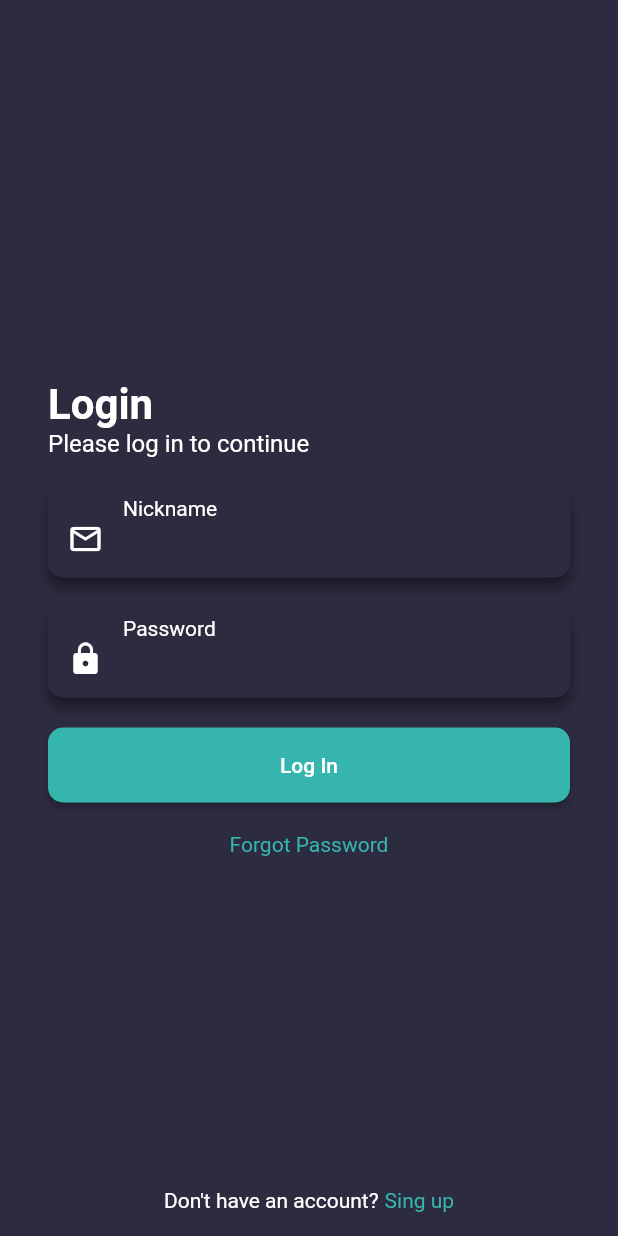
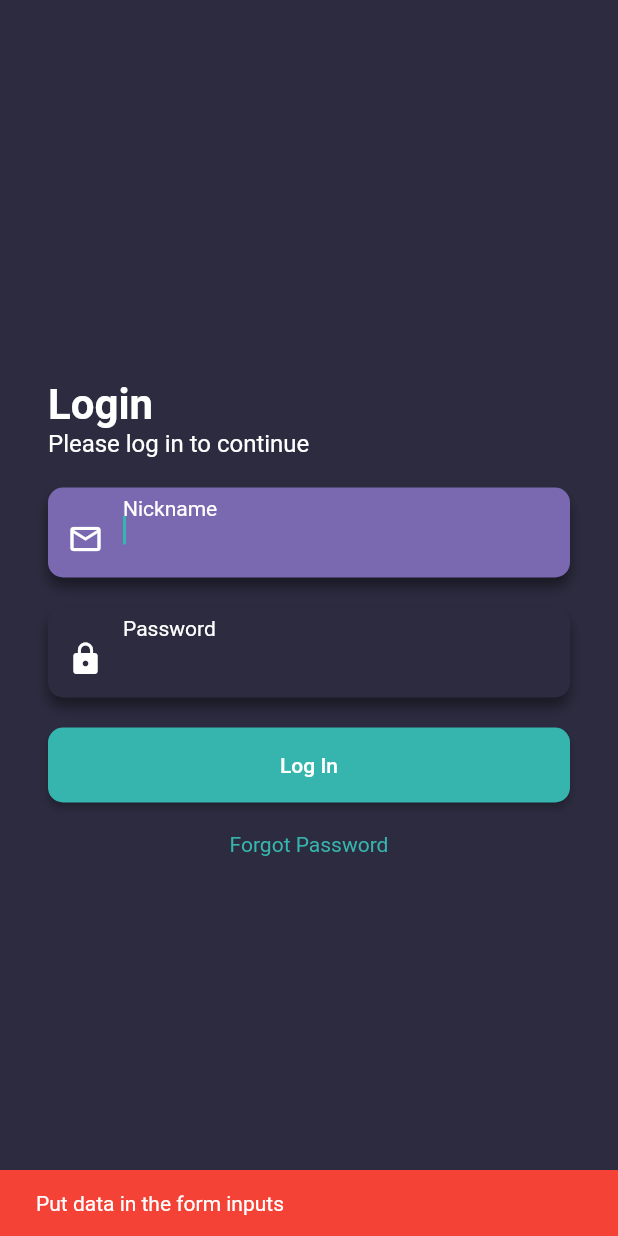
Before and after one commit to bigjor/flutter_login, a Flutter app: the screen it shows after launch, after a tap on "Log In", on a phone screen of 412 x 824 dp. Run offline on Flutter 3.47's test engine with Material 2 defaults, Android fonts, the phone set to English and light mode, and no system bars.

Commit message:
jordan -> componentes añadidos para login

```diff
--- /dev/null
+++ b/lib/components/UIButton.dart
@@ -0,0 +1,31 @@
+import 'package:flutter/material.dart';
+import 'package:login/styles/styles.dart';
+
+class UIButton extends StatefulWidget {
+  final String? label;
+  final VoidCallback? action;
+  const UIButton({Key? key, this.label, this.action}) : super(key: key);
+
+  @override
+  _UIButtonState createState() => _UIButtonState();
+}
+
+class _UIButtonState extends State<UIButton> {
+  @override
+  Widget build(BuildContext context) {
+    return Container(
+      child: ElevatedButton(
+        style: AppStyle.kButtonStyle,
+        onPressed: widget.action != null
+            ? widget.action!
+            : () => print("action not implemented"),
+        child: Text(
+          widget.label ?? '',
+          style: TextStyle(
+            color: Colors.white,
+          ),
+        ),
+      ),
+    );
+  }
+}
--- /dev/null
+++ b/lib/components/UIField.dart
@@ -0,0 +1,108 @@
+import 'package:flutter/material.dart';
+import '../styles/styles.dart';
+
+class UIField extends StatefulWidget {
+  final String? label;
+  final IconData? icon;
+  final TextEditingController? controller;
+  final FocusNode? focus;
+  final VoidCallback unfocus;
+  final bool? isPassword;
+
+  const UIField(
+      {Key? key,
+      this.label = "",
+      this.icon,
+      this.controller,
+      this.focus,
+      required this.unfocus,
+      this.isPassword = false})
+      : super(key: key);
+
+  @override
+  _UIFieldState createState() => _UIFieldState();
+}
+
+class _UIFieldState extends State<UIField> {
+  /* -------------------------------------------------------------------------- */
+  /*                                   METHODS                                  */
+  /* -------------------------------------------------------------------------- */
+  void activate() => setState(() {
+        widget.unfocus();
+        if (widget.focus != null) widget.focus!.requestFocus();
+      });
+
+  /* -------------------------------------------------------------------------- */
+  /*                                   BUILDS                                   */
+  /* -------------------------------------------------------------------------- */
+  @override
+  Widget build(BuildContext context) {
+    return GestureDetector(
+      onTap: activate,
+      child: Container(
+        alignment: Alignment.bottomLeft,
+        padding: const EdgeInsets.symmetric(vertical: 6.0),
+        decoration: widget.focus != null && widget.focus!.hasFocus
+            ? AppStyle.kBoxDecorationStyleInputActive
+            : AppStyle.kBoxDecorationStyleInput,
+        height: 60.0,
+        child: Column(
+          children: [
+            Row(
+              mainAxisAlignment: MainAxisAlignment.start,
+              crossAxisAlignment: CrossAxisAlignment.end,
+              children: [
+                const SizedBox(width: 50.0),
+                _buildLabel(),
+              ],
+            ),
+            Row(
+              crossAxisAlignment: CrossAxisAlignment.center,
+              children: [
+                _buildIcon(),
+                _buildField(),
+              ],
+            ),
+          ],
+        ),
+      ),
+    );
+  }
+
+  Widget _buildLabel() => Container(
+        child: Text(
+          widget.label ?? '',
+          style: const TextStyle(color: Colors.white),
+        ),
+      );
+
+  Widget _buildIcon() => Container(
+        width: 50.0,
+        child: Icon(
+          widget.icon!,
+          color: Colors.white,
+        ),
+      );
+
+  Widget _buildField() => Expanded(
+          child: Container(
+        height: 15.0,
+        child: TextFormField(
+          cursorColor: AppStyle.accent,
+          keyboardType: TextInputType.text,
+          obscureText: widget.isPassword ?? false,
+          style: const TextStyle(
+            color: Colors.white,
+            fontFamily: 'OpenSans',
+          ),
+          // decoration: BoxDecoration(),
+          decoration: InputDecoration(
+            border: InputBorder.none,
+          ),
+          onTap: activate,
+          onChanged: (String token) => {},
+          controller: widget.controller,
+          focusNode: widget.focus,
+        ),
+      ));
+}
--- /dev/null
+++ b/lib/components/UIHeader.dart
@@ -0,0 +1,36 @@
+import 'package:flutter/material.dart';
+
+class UIHeader extends StatelessWidget {
+  final String? title;
+  final String? description;
+  const UIHeader({Key? key, this.title, this.description}) : super(key: key);
+
+  @override
+  Widget build(BuildContext context) {
+    return Column(
+      mainAxisAlignment: MainAxisAlignment.start,
+      crossAxisAlignment: CrossAxisAlignment.start,
+      children: [
+        if (title != null) ...[
+          Text(
+            title!,
+            style: const TextStyle(
+              color: Colors.white,
+              fontSize: 28.0,
+              fontWeight: FontWeight.bold,
+            ),
+          )
+        ],
+        if (description != null) ...[
+          Text(
+            description!,
+            style: const TextStyle(
+              color: Colors.white,
+              fontSize: 16.0,
+            ),
+          ),
+        ],
+      ],
+    );
+  }
+}
--- a/lib/main.dart
+++ b/lib/main.dart
@@ -1,4 +1,4 @@
-import './views/login.dart';
+import 'package:login/router/router.dart';
 import 'package:flutter/material.dart';
 
 void main() {
@@ -11,10 +11,21 @@ class MyApp extends StatelessWidget {
   @override
   Widget build(BuildContext context) {
     return MaterialApp(
-        title: 'Flutter Demo',
-        theme: ThemeData(
-          primarySwatch: Colors.blue,
-        ),
-        home: const LoginPage());
+      title: 'Flutter Demo',
+      theme: ThemeData(
+        primarySwatch: Colors.blue,
+      ),
+      debugShowCheckedModeBanner: false,
+      initialRoute: '/',
+      onGenerateRoute: RouteGenerator.generateRoute,
+      // routes: <String, WidgetBuilder>{
+      //   '/': (BuildContext context) {
+      //     return LoginPage();
+      //   },
+      //   '/register': (BuildContext context) => RegisterPage(),
+      //   '/invitation': (BuildContext context) => InvitationPage()
+      // },
+      // home: const LoginPage()
+    );
   }
 }
--- /dev/null
+++ b/lib/router/router.dart
@@ -0,0 +1,28 @@
+import 'package:flutter/material.dart';
+import '../views/invitation.dart';
+import '../views/register.dart';
+import '../views/login.dart';
+
+class RouteGenerator {
+  static Route<dynamic> generateRoute(RouteSettings settings) {
+    final args = settings.arguments;
+
+    switch (settings.name) {
+      case '/':
+        return MaterialPageRoute(builder: (context) => LoginPage());
+      case '/register':
+        return MaterialPageRoute(builder: (context) => RegisterPage());
+      case '/invitation':
+        return MaterialPageRoute(builder: (context) => InvitationPage());
+      default:
+        return _errorRoutePage();
+    }
+  }
+
+  static Route<dynamic> _errorRoutePage() {
+    return MaterialPageRoute(
+        builder: (context) => Scaffold(
+              body: Center(child: Text("Pagina no encontrada")),
+            ));
+  }
+}
--- /dev/null
+++ b/lib/views/home.dart
@@ -0,0 +1,15 @@
+import 'package:flutter/material.dart';
+
+class HomePage extends StatefulWidget {
+  const HomePage({Key? key}) : super(key: key);
+
+  @override
+  _HomePageState createState() => _HomePageState();
+}
+
+class _HomePageState extends State<HomePage> {
+  @override
+  Widget build(BuildContext context) {
+    return Container();
+  }
+}
--- /dev/null
+++ b/lib/views/invitation.dart
@@ -0,0 +1,15 @@
+import 'package:flutter/material.dart';
+
+class InvitationPage extends StatefulWidget {
+  const InvitationPage({Key? key}) : super(key: key);
+
+  @override
+  _InvitationPageState createState() => _InvitationPageState();
+}
+
+class _InvitationPageState extends State<InvitationPage> {
+  @override
+  Widget build(BuildContext context) {
+    return Container();
+  }
+}
--- a/lib/views/login.dart
+++ b/lib/views/login.dart
@@ -1,3 +1,7 @@
+import 'package:login/components/UIButton.dart';
+import 'package:login/components/UIField.dart';
+import 'package:login/components/UIHeader.dart';
+
 import '../styles/styles.dart';
 import 'package:flutter/material.dart';
 import 'package:flutter/cupertino.dart';
@@ -13,7 +17,7 @@ class _LoginPageState extends State<LoginPage> {
   /* -------------------------------------------------------------------------- */
   /*                                DECLARATIONS                                */
   /* -------------------------------------------------------------------------- */
-
+  late GlobalKey<FormState> _formKey;
   late TextEditingController _nicknameController;
   late TextEditingController _passwordController;
   late FocusNode _nicknameFocus;
@@ -25,10 +29,17 @@ class _LoginPageState extends State<LoginPage> {
   @override
   void initState() {
     super.initState();
+    _formKey = GlobalKey<FormState>();
     _nicknameController = new TextEditingController();
     _passwordController = new TextEditingController();
     _nicknameFocus = new FocusNode();
     _passwordFocus = new FocusNode();
+
+    WidgetsBinding.instance!.addPostFrameCallback((_) {
+      setState(() {
+        _nicknameFocus.requestFocus();
+      });
+    });
   }
 
   @override
@@ -41,8 +52,36 @@ class _LoginPageState extends State<LoginPage> {
   }
 
   void unfocus() {
-    _nicknameFocus.unfocus();
-    _passwordFocus.unfocus();
+    setState(() {
+      _nicknameFocus.unfocus();
+      _passwordFocus.unfocus();
+    });
+  }
+
+  void login() {
+    final sbNoData = SnackBar(
+        backgroundColor: Colors.red,
+        content: Text('Put data in the form inputs'));
+
+    if (!_formKey.currentState!.validate()) {
+      ScaffoldMessenger.of(context).showSnackBar(sbNoData);
+      return;
+    }
+
+    if (_nicknameController.text.isEmpty || _passwordController.text.isEmpty) {
+      ScaffoldMessenger.of(context).showSnackBar(sbNoData);
+      return;
+    }
+
+    // STATE LOGGED
+  }
+
+  void signup() {
+    Navigator.pushNamed(context, '/register');
+  }
+
+  void invitation() {
+    Navigator.pushNamed(context, '/invitation');
   }
 
   /* -------------------------------------------------------------------------- */
@@ -64,112 +103,38 @@ class _LoginPageState extends State<LoginPage> {
         child: Container(
             margin: const EdgeInsets.symmetric(vertical: 16.0),
             child:
-                _buildBottomSupport("Don't have an account?", "Sing up", () {})
+                _buildBottomSupport("Don't have an account?", "Sign up", signup)
             // _buildBottomSupport("Do you have an invitation?", "Join us", () {})
             ),
       ),
     );
   }
 
-  Widget _buildInput(String label, IconData icon,
-      TextEditingController controller, FocusNode focus, bool isPassword) {
-    void activate() => setState(() {
-          unfocus();
-          focus.requestFocus();
-        });
-
-    return GestureDetector(
-      onTap: activate,
-      child: Container(
-        alignment: Alignment.bottomLeft,
-        padding: const EdgeInsets.symmetric(vertical: 6.0),
-        decoration: focus.hasFocus
-            ? AppStyle.kBoxDecorationStyleInputActive
-            : AppStyle.kBoxDecorationStyleInput,
-        height: 60.0,
-        child: Column(
-          children: [
-            Row(
-              mainAxisAlignment: MainAxisAlignment.start,
-              crossAxisAlignment: CrossAxisAlignment.end,
-              children: [
-                const SizedBox(width: 50.0),
-                Container(
-                  child: Text(
-                    label,
-                    style: const TextStyle(color: Colors.white),
-                  ),
-                )
-              ],
-            ),
-            Row(
-              crossAxisAlignment: CrossAxisAlignment.center,
-              children: [
-                Container(
-                  width: 50.0,
-                  child: Icon(
-                    icon,
-                    color: Colors.white,
-                  ),
-                ),
-                Expanded(
-                    child: Container(
-                  height: 15.0,
-                  child: TextField(
-                    keyboardType: TextInputType.text,
-                    obscureText: isPassword,
-                    style: const TextStyle(
-                      color: Colors.white,
-                      fontFamily: 'OpenSans',
-                    ),
-                    // decoration: BoxDecoration(),
-                    decoration: InputDecoration(
-                      border: InputBorder.none,
-                    ),
-                    onTap: activate,
-                    onSubmitted: (String token) => {},
-                    onChanged: (String token) => {},
-                    controller: controller,
-                    focusNode: focus,
-                  ),
-                )),
-              ],
-            ),
-          ],
-        ),
-      ),
-    );
-  }
-
-  Widget _buildButton(String label, VoidCallback action) => Container(
-        child: ElevatedButton(
-          style: AppStyle.kButtonStyle,
-          onPressed: () {},
-          child: Text(label, style: TextStyle(color: Colors.white)),
-        ),
-      );
-
-  Widget _buildForm() => Column(
+  Widget _buildForm() => Form(
+      key: _formKey,
+      child: Column(
         mainAxisAlignment: MainAxisAlignment.center,
         crossAxisAlignment: CrossAxisAlignment.start,
         children: [
-          const Text(
-            "Login",
-            style: const TextStyle(
-                color: Colors.white,
-                fontSize: 28.0,
-                fontWeight: FontWeight.bold),
-          ),
-          const Text("Please log in to continue",
-              style: const TextStyle(color: Colors.white, fontSize: 16.0)),
+          UIHeader(title: "Login", description: "Please log in to continue"),
           const SizedBox(height: 20.0),
-          _buildInput("Nickname", Icons.email_outlined, _nicknameController,
-              _nicknameFocus, false),
+          UIField(
+              label: "Nickname",
+              icon: Icons.email_outlined,
+              controller: _nicknameController,
+              focus: _nicknameFocus,
+              unfocus: unfocus,
+              isPassword: false),
           const SizedBox(height: 20.0),
-          _buildInput("Password", Icons.lock, _passwordController,
-              _passwordFocus, true),
+          UIField(
+              label: "Password",
+              icon: Icons.lock,
+              controller: _passwordController,
+              focus: _passwordFocus,
+              unfocus: unfocus,
+              isPassword: true),
           const SizedBox(height: 20.0),
-          _buildButton("Log In", () => {}),
+          UIButton(label: "Log In", action: login),
           const SizedBox(height: 20.0),
           GestureDetector(
             onTap: () => {},
@@ -181,7 +146,7 @@ class _LoginPageState extends State<LoginPage> {
             ),
           )
         ],
-      );
+      ));
 
   Widget _buildBottomSupport(
           String descriptionlabel, String buttonLabel, VoidCallback action) =>
--- a/lib/views/register.dart
+++ b/lib/views/register.dart
@@ -0,0 +1,37 @@
+import 'package:flutter/material.dart';
+import '../styles/styles.dart';
+
+class RegisterPage extends StatefulWidget {
+  const RegisterPage({Key? key}) : super(key: key);
+
+  @override
+  _RegisterPageState createState() => _RegisterPageState();
+}
+
+class _RegisterPageState extends State<RegisterPage> {
+  void _back() {
+    Navigator.of(context).pop();
+  }
+
+  @override
+  Widget build(BuildContext context) {
+    return Scaffold(
+        backgroundColor: AppStyle.primary,
+        body: Column(
+          children: [
+            Row(children: [
+              Padding(
+                padding: const EdgeInsets.all(16.0),
+                child: IconButton(
+                  color: Colors.white,
+                  iconSize: 28.0,
+                  icon: Icon(Icons.chevron_left),
+                  onPressed: _back,
+                ),
+              )
+            ]),
+            Expanded(child: Center()),
+          ],
+        ));
+  }
+}
```
